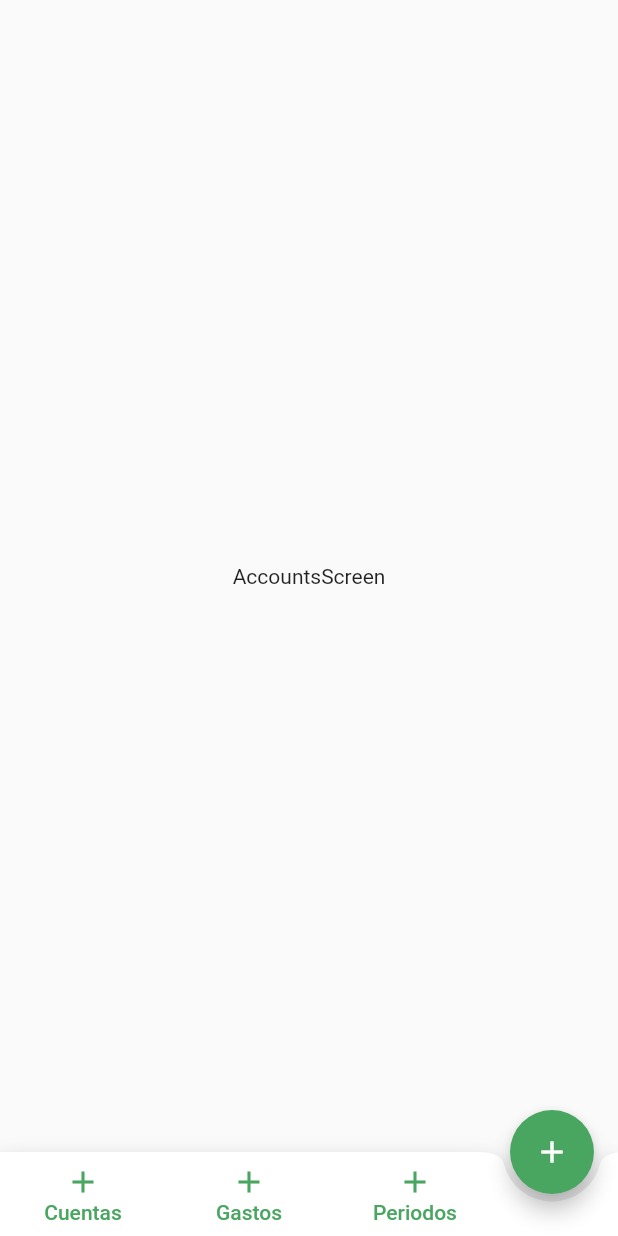
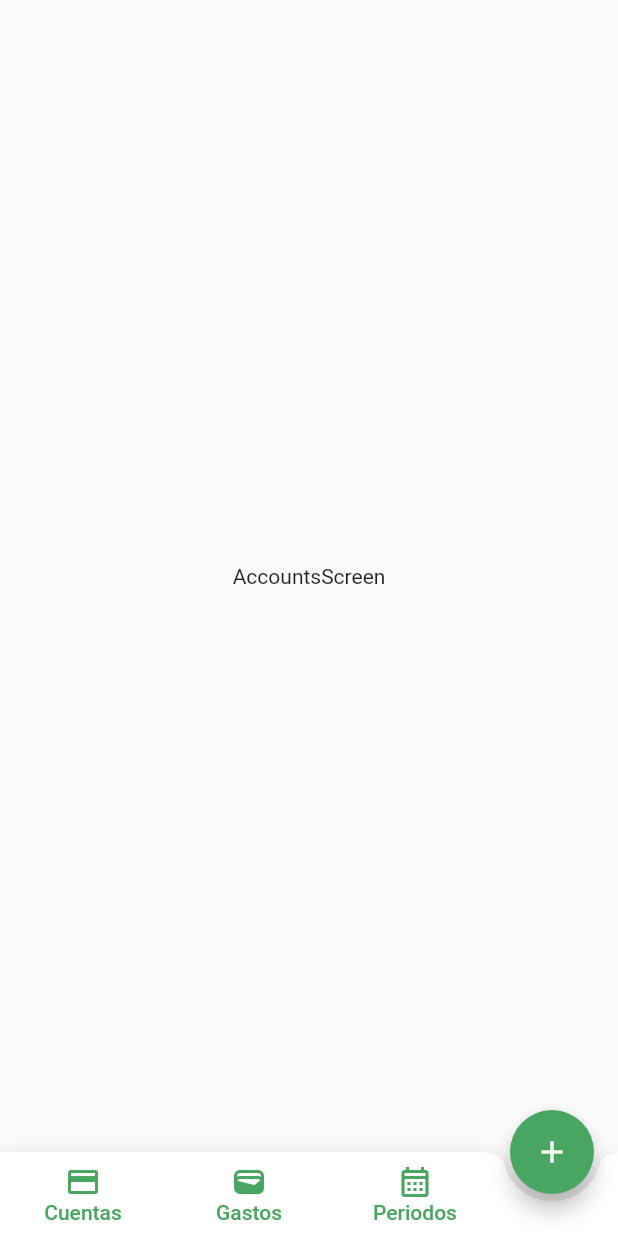
Before and after one commit to checomperez31/expense_manager_app, a Flutter app: the screen it shows after launch, on a phone screen of 412 x 824 dp. Run offline on Flutter 3.47's test engine with Material 2 defaults, Android fonts, the phone set to English and light mode, and no system bars.

Commit message:
BottomBar icons are modified

```diff
--- a/lib/screens/home-screen.dart
+++ b/lib/screens/home-screen.dart
@@ -1,8 +1,10 @@
 import 'package:expensemanager/screens/screens.dart';
+import 'package:expensemanager/widgets/widgets.dart';
 import 'package:flutter/material.dart';
 
 class HomeScreen extends StatelessWidget {
   final PageController pageController = PageController();
+  int actualPage = 0;
 
   HomeScreen({Key? key}) : super(key: key);
 
@@ -18,8 +20,17 @@ class HomeScreen extends StatelessWidget {
         ],
       ),
       floatingActionButton: FloatingActionButton(
-        onPressed: () {},
-        child: Icon(Icons.add),
+        onPressed: () {
+          switch(actualPage) {
+            case 0:
+              break;
+            case 1:
+              break;
+            case 2:
+              break;
+          }
+        },
+        child: const Icon(Icons.add),
       ),
       floatingActionButtonLocation: FloatingActionButtonLocation.endDocked,
       bottomNavigationBar: BottomAppBar(
@@ -30,41 +41,23 @@ class HomeScreen extends StatelessWidget {
           child: Row(
             mainAxisSize: MainAxisSize.max,
             children: [
-              Expanded(
-                child: TextButton(
-                    onPressed: () => pageController.jumpToPage(0),
-                    child: Column(
-                      mainAxisSize: MainAxisSize.min,
-                      children: [
-                        Icon(Icons.add),
-                        Text('Cuentas')
-                      ],
-                    )
-                ),
+              BottomBarButton(
+                onPressed: pageController.jumpToPage,
+                index: 0,
+                icon: Icons.credit_card,
+                title: 'Cuentas',
               ),
-              Expanded(
-                child: TextButton(
-                    onPressed: () => pageController.jumpToPage(1),
-                    child: Column(
-                      mainAxisSize: MainAxisSize.min,
-                      children: [
-                        Icon(Icons.add),
-                        Text('Gastos')
-                      ],
-                    )
-                ),
+              BottomBarButton(
+                onPressed: pageController.jumpToPage,
+                index: 1,
+                icon: Icons.wallet,
+                title: 'Gastos',
               ),
-              Expanded(
-                child: TextButton(
-                    onPressed: () => pageController.jumpToPage(2),
-                    child: Column(
-                      mainAxisSize: MainAxisSize.min,
-                      children: [
-                        Icon(Icons.add),
-                        Text('Periodos')
-                      ],
-                    )
-                ),
+              BottomBarButton(
+                onPressed: pageController.jumpToPage,
+                index: 2,
+                icon: Icons.calendar_month_outlined,
+                title: 'Periodos',
               ),
             ],
           ),
--- /dev/null
+++ b/lib/widgets/bottom-bar-button.dart
@@ -0,0 +1,27 @@
+import 'package:flutter/material.dart';
+
+class BottomBarButton extends StatelessWidget {
+  final int index;
+  final Function(int index) onPressed;
+  final IconData? icon;
+  final String? title;
+  const BottomBarButton({Key? key, required this.index, required this.onPressed, this.icon, this.title})
+      : assert(icon != null || title != null, 'title and icon are null should be defined at least one of them'),
+        super(key: key);
+
+  @override
+  Widget build(BuildContext context) {
+    return Expanded(
+      child: TextButton(
+          onPressed: () => onPressed(index),
+          child: Column(
+            mainAxisSize: MainAxisSize.min,
+            children: [
+              if ( icon != null ) Icon(icon),
+              if ( title != null ) Text(title!)
+            ],
+          )
+      ),
+    );
+  }
+}
--- /dev/null
+++ b/lib/widgets/widgets.dart
@@ -0,0 +1 @@
+export 'bottom-bar-button.dart';
```
Also changed, not shown: pubspec.lock.
